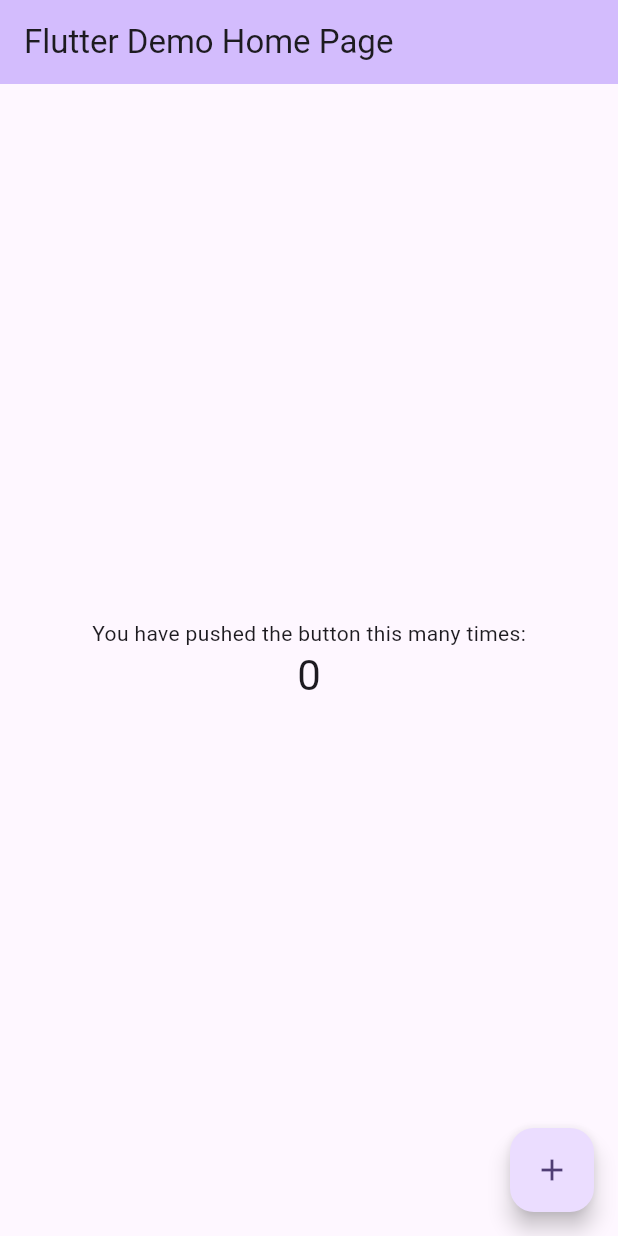
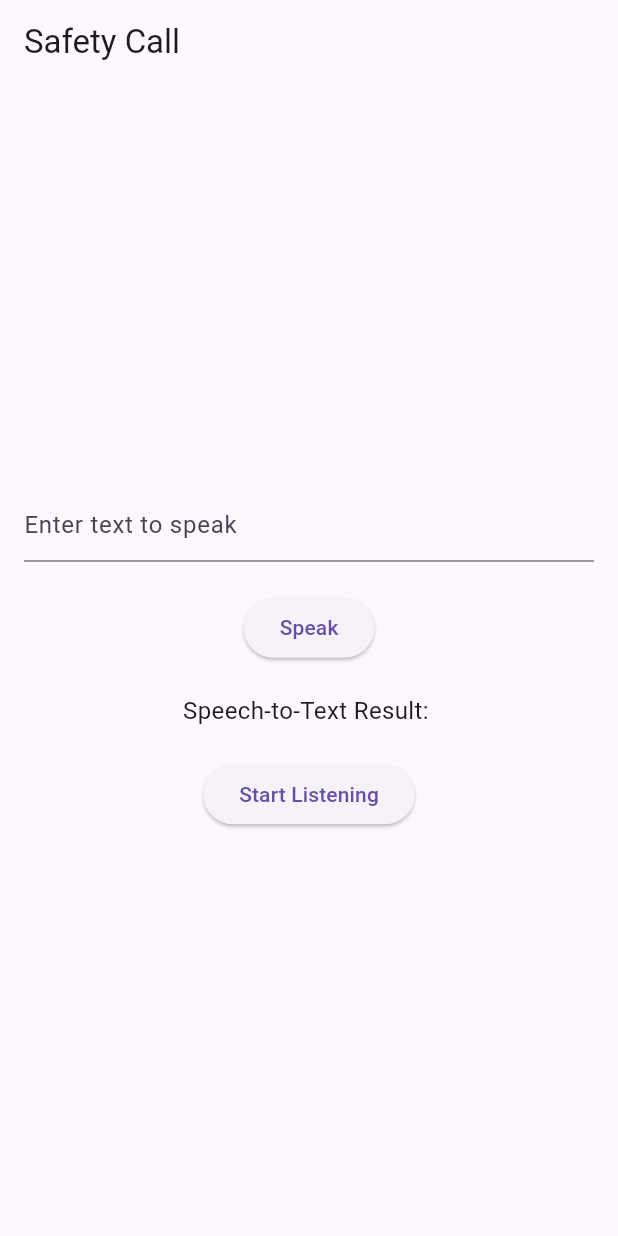
Before and after one commit to WFYishere/SafeCall-AI, a Flutter app: the screen it shows after launch, on a phone screen of 412 x 824 dp. Run offline on Flutter 3.47's test engine with Material 3 defaults, Android fonts, the phone set to English and light mode, and no system bars; our stand-ins replace flutter_tts, permission_handler, speech_to_text.

Commit message:
included TTS and STT funtionality

```diff
--- a/verbi_guard/lib/main.dart
+++ b/verbi_guard/lib/main.dart
@@ -1,125 +1,122 @@
 import 'package:flutter/material.dart';
+import 'package:flutter_tts/flutter_tts.dart';
+import 'package:speech_to_text/speech_to_text.dart' as stt;
+import 'package:permission_handler/permission_handler.dart';
 
-void main() {
-  runApp(const MyApp());
-}
 
-class MyApp extends StatelessWidget {
-  const MyApp({super.key});
+void main() => runApp(SafetyCallApp());
 
-  // This widget is the root of your application.
+class SafetyCallApp extends StatelessWidget {
+  const SafetyCallApp({super.key});
+
   @override
   Widget build(BuildContext context) {
     return MaterialApp(
-      title: 'Flutter Demo',
-      theme: ThemeData(
-        // This is the theme of your application.
-        //
-        // TRY THIS: Try running your application with "flutter run". You'll see
-        // the application has a purple toolbar. Then, without quitting the app,
-        // try changing the seedColor in the colorScheme below to Colors.green
-        // and then invoke "hot reload" (save your changes or press the "hot
-        // reload" button in a Flutter-supported IDE, or press "r" if you used
-        // the command line to start the app).
-        //
-        // Notice that the counter didn't reset back to zero; the application
-        // state is not lost during the reload. To reset the state, use hot
-        // restart instead.
-        //
-        // This works for code too, not just values: Most code changes can be
-        // tested with just a hot reload.
-        colorScheme: ColorScheme.fromSeed(seedColor: Colors.deepPurple),
-        useMaterial3: true,
+      home: Scaffold(
+        appBar: AppBar(title: Text("Safety Call")),
+        body: SafetyCallHome(),
       ),
-      home: const MyHomePage(title: 'Flutter Demo Home Page'),
     );
   }
 }
 
-class MyHomePage extends StatefulWidget {
-  const MyHomePage({super.key, required this.title});
-
-  // This widget is the home page of your application. It is stateful, meaning
-  // that it has a State object (defined below) that contains fields that affect
-  // how it looks.
-
-  // This class is the configuration for the state. It holds the values (in this
-  // case the title) provided by the parent (in this case the App widget) and
-  // used by the build method of the State. Fields in a Widget subclass are
-  // always marked "final".
-
-  final String title;
+class SafetyCallHome extends StatefulWidget {
+  const SafetyCallHome({super.key});
 
   @override
-  State<MyHomePage> createState() => _MyHomePageState();
+  _SafetyCallHomeState createState() => _SafetyCallHomeState();
 }
 
-class _MyHomePageState extends State<MyHomePage> {
-  int _counter = 0;
+class _SafetyCallHomeState extends State<SafetyCallHome> {
+  final FlutterTts _flutterTts = FlutterTts();  // TTS instance
+  final stt.SpeechToText _speech = stt.SpeechToText();  // STT instance
 
-  void _incrementCounter() {
+  String _text = "";        // Text input and TTS output
+  String _sttText = "";     // Stores the converted text from STT
+  bool _isListening = false;  // Track if STT is currently listening
+
+  Future<void> _speakText() async {
+    await _flutterTts.setLanguage("en-US");
+    await _flutterTts.setPitch(1.0);
+    await _flutterTts.speak(_text);
+  }
+
+  // Method to start listening and convert speech to text
+  Future<void> _startListening() async {
+    // Check and request microphone permission
+    var status = await Permission.microphone.status;
+    if (!status.isGranted) {
+      status = await Permission.microphone.request();
+    }
+
+    // Only proceed if microphone permission is granted
+    if (status.isGranted) {
+      bool available = await _speech.initialize(
+        onStatus: (status) => print("STT status: $status"),
+        onError: (error) => print("STT error: $error"),
+      );
+      print("STT initialization result: $available");
+
+      if (available) {
+        setState(() => _isListening = true);
+        _speech.listen(
+          onResult: (result) {
+            print("STT result: ${result.recognizedWords}");
             setState(() {
-      // This call to setState tells the Flutter framework that something has
-      // changed in this State, which causes it to rerun the build method below
-      // so that the display can reflect the updated values. If we changed
-      // _counter without calling setState(), then the build method would not be
-      // called again, and so nothing would appear to happen.
-      _counter++;
+              _sttText = result.recognizedWords;
             });
+          },
+          listenFor: Duration(seconds: 10),
+          pauseFor: Duration(seconds: 5),
+        );
+
+      } else {
+        print("Speech recognition unavailable.");
+      }
+    } else {
+      print("Microphone permission not granted.");
+    }
+  }
+
+
+
+
+  // Method to stop listening
+  void _stopListening() {
+    _speech.stop();
+    setState(() => _isListening = false);
   }
 
   @override
   Widget build(BuildContext context) {
-    // This method is rerun every time setState is called, for instance as done
-    // by the _incrementCounter method above.
-    //
-    // The Flutter framework has been optimized to make rerunning build methods
-    // fast, so that you can just rebuild anything that needs updating rather
-    // than having to individually change instances of widgets.
-    return Scaffold(
-      appBar: AppBar(
-        // TRY THIS: Try changing the color here to a specific color (to
-        // Colors.amber, perhaps?) and trigger a hot reload to see the AppBar
-        // change color while the other colors stay the same.
-        backgroundColor: Theme.of(context).colorScheme.inversePrimary,
-        // Here we take the value from the MyHomePage object that was created by
-        // the App.build method, and use it to set our appbar title.
-        title: Text(widget.title),
+    return Padding(
+      padding: const EdgeInsets.all(16.0),
+      child: Column(
+        mainAxisAlignment: MainAxisAlignment.center,
+        children: [
+          TextField(
+            onChanged: (value) {
+              _text = value;
+            },
+            decoration: InputDecoration(hintText: "Enter text to speak"),
           ),
-      body: Center(
-        // Center is a layout widget. It takes a single child and positions it
-        // in the middle of the parent.
-        child: Column(
-          // Column is also a layout widget. It takes a list of children and
-          // arranges them vertically. By default, it sizes itself to fit its
-          // children horizontally, and tries to be as tall as its parent.
-          //
-          // Column has various properties to control how it sizes itself and
-          // how it positions its children. Here we use mainAxisAlignment to
-          // center the children vertically; the main axis here is the vertical
-          // axis because Columns are vertical (the cross axis would be
-          // horizontal).
-          //
-          // TRY THIS: Invoke "debug painting" (choose the "Toggle Debug Paint"
-          // action in the IDE, or press "p" in the console), to see the
-          // wireframe for each widget.
-          mainAxisAlignment: MainAxisAlignment.center,
-          children: <Widget>[
-            const Text(
-              'You have pushed the button this many times:',
+          SizedBox(height: 20),
+          ElevatedButton(
+            onPressed: _speakText,
+            child: Text("Speak"),
           ),
+          SizedBox(height: 20),
           Text(
-              '$_counter',
-              style: Theme.of(context).textTheme.headlineMedium,
+            "Speech-to-Text Result: $_sttText",
+            style: TextStyle(fontSize: 16),
+          ),
+          SizedBox(height: 20),
+          ElevatedButton(
+            onPressed: _isListening ? _stopListening : _startListening,
+            child: Text(_isListening ? "Stop Listening" : "Start Listening"),
           ),
         ],
       ),
-      ),
-      floatingActionButton: FloatingActionButton(
-        onPressed: _incrementCounter,
-        tooltip: 'Increment',
-        child: const Icon(Icons.add),
-      ), // This trailing comma makes auto-formatting nicer for build methods.
     );
   }
 }
```
Also changed, not shown: verbi_guard/pubspec.yaml (+4 -47 lines), verbi_guard/pubspec.lock, 6 other files. Lines whose indentation alone changed are shown as unchanged.
